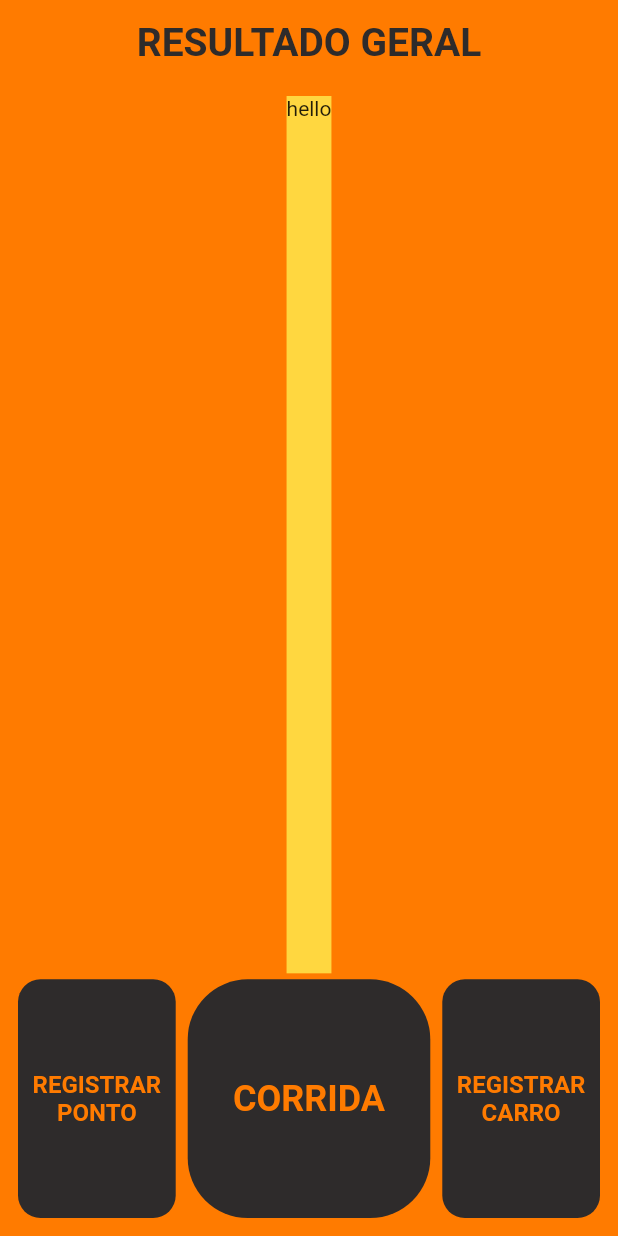
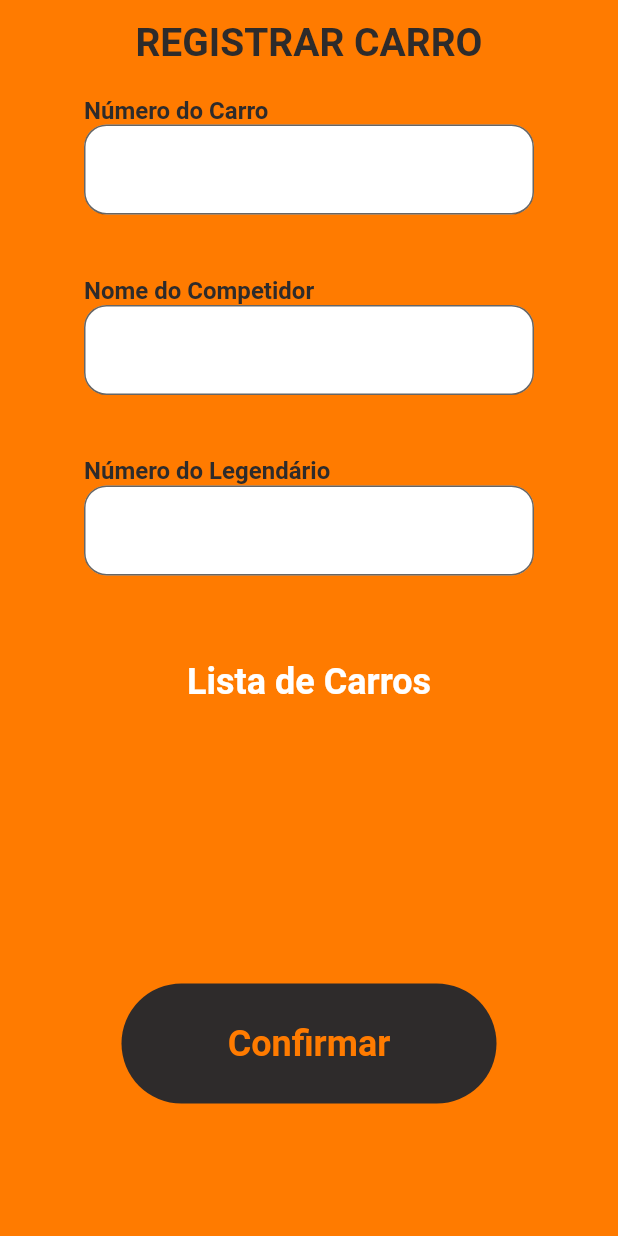
Before and after one commit to rodolfo-kunzel/Corrida-Regularidade, a Flutter app: the screen it shows after launch, on a phone screen of 412 x 824 dp. Run offline on Flutter 3.47's test engine with Material 2 defaults, Android fonts, the phone set to English and light mode, and no system bars; our stand-ins replace firebase_core, google_fonts; accounts and stored records are empty.

Commit message:
register-car-layout
Register car layout done

```diff
--- /dev/null
+++ b/lib/constants/app_button.dart
@@ -0,0 +1,36 @@
+import 'package:corrida_de_regulariodade_flutter/constants/app_constant_colors.dart';
+import 'package:flutter/material.dart';
+import 'package:google_fonts/google_fonts.dart';
+
+class AppButton extends StatelessWidget {
+  final void Function() onTap;
+  const AppButton({Key? key, required this.onTap}) : super(key: key);
+
+  @override
+  Widget build(BuildContext context) {
+    return Row(
+      mainAxisAlignment: MainAxisAlignment.center,
+      children: [
+        InkWell(
+          onTap: onTap,
+          child: Container(
+            constraints: const BoxConstraints(maxWidth: 250, maxHeight: 80),
+            decoration: BoxDecoration(
+                borderRadius: BorderRadius.circular(40),
+                color: AppConstantColors.appBlack),
+            child: Center(
+              child: Text(
+                'Confirmar',
+                style: GoogleFonts.roboto(
+                    fontWeight: FontWeight.bold,
+                    fontSize: 24,
+                    color: AppConstantColors.appOrange),
+                textAlign: TextAlign.center,
+              ),
+            ),
+          ),
+        )
+      ],
+    );
+  }
+}
--- /dev/null
+++ b/lib/constants/app_textfield.dart
@@ -0,0 +1,29 @@
+import 'package:flutter/material.dart';
+import 'package:google_fonts/google_fonts.dart';
+
+import 'app_constant_colors.dart';
+
+class AppTextfield extends StatelessWidget {
+  final String? hintText;
+   const AppTextfield({Key? key, this.hintText}) : super(key: key);
+
+  @override
+  Widget build(BuildContext context) {
+    return TextField(
+      maxLines: 1,
+      decoration: InputDecoration(
+        constraints: const BoxConstraints(maxWidth: 300, maxHeight: 60),
+        filled: true,
+        hintText: hintText,
+        fillColor: AppConstantColors.appWhite,
+        border: OutlineInputBorder(
+          borderRadius: BorderRadius.circular(15),
+        ),
+      ),
+      style: GoogleFonts.roboto(
+          fontWeight: FontWeight.bold,
+          fontSize: 26,
+          color: AppConstantColors.appBlack),
+    );
+  }
+}
--- /dev/null
+++ b/lib/features/car_register_page/car_register_view.dart
@@ -0,0 +1,138 @@
+import 'package:corrida_de_regulariodade_flutter/constants/app_button.dart';
+import 'package:corrida_de_regulariodade_flutter/constants/app_constant_colors.dart';
+import 'package:corrida_de_regulariodade_flutter/constants/app_textfield.dart';
+import 'package:flutter/material.dart';
+import 'package:google_fonts/google_fonts.dart';
+
+class CarRegisterView extends StatelessWidget {
+  const CarRegisterView({Key? key}) : super(key: key);
+
+  @override
+  Widget build(BuildContext context) {
+    return Scaffold(
+      backgroundColor: AppConstantColors.appOrange,
+      appBar: AppBar(
+        title: Center(
+          child: Text(
+            'REGISTRAR CARRO',
+            style: GoogleFonts.roboto(
+                fontWeight: FontWeight.bold,
+                fontSize: 26,
+                color: AppConstantColors.appBlack),
+          ),
+        ),
+        backgroundColor: Colors.transparent,
+        elevation: 0,
+      ),
+      body: Padding(
+        padding: const EdgeInsets.all(8.0),
+        child: Column(
+          crossAxisAlignment: CrossAxisAlignment.stretch,
+          children: [
+            Expanded(
+              flex: 4,
+              child: Row(
+                mainAxisAlignment: MainAxisAlignment.center,
+                children: [
+                  Container(
+                    constraints: const BoxConstraints(maxWidth: 300),
+                    child: Column(
+                      children: [
+                        Align(
+                          alignment: Alignment.centerLeft,
+                          child: Text(
+                            'Número do Carro',
+                            style: GoogleFonts.roboto(
+                                fontWeight: FontWeight.bold,
+                                fontSize: 16,
+                                color: AppConstantColors.appBlack),
+                          ),
+                        ),
+                        AppTextfield(),
+                      ],
+                    ),
+                  ),
+                ],
+              ),
+            ),
+            Expanded(
+              flex: 4,
+              child: Row(
+                mainAxisAlignment: MainAxisAlignment.center,
+                children: [
+                  Container(
+                    constraints: const BoxConstraints(maxWidth: 300),
+                    child: Column(
+                      children: [
+                        Align(
+                          alignment: Alignment.centerLeft,
+                          child: Text(
+                            'Nome do Competidor',
+                            style: GoogleFonts.roboto(
+                                fontWeight: FontWeight.bold,
+                                fontSize: 16,
+                                color: AppConstantColors.appBlack),
+                          ),
+                        ),
+                        AppTextfield(),
+                      ],
+                    ),
+                  ),
+                ],
+              ),
+            ),
+            Expanded(
+              flex: 4,
+              child: Row(
+                mainAxisAlignment: MainAxisAlignment.center,
+                children: [
+                  Container(
+                    alignment: Alignment.center,
+                    constraints: const BoxConstraints(maxWidth: 300),
+                    child: Column(
+                      children: [
+                        Align(
+                          alignment: Alignment.centerLeft,
+                          child: Text(
+                            'Número do Legendário',
+                            textAlign: TextAlign.left,
+                            style: GoogleFonts.roboto(
+                                fontWeight: FontWeight.bold,
+                                fontSize: 16,
+                                color: AppConstantColors.appBlack),
+                          ),
+                        ),
+                        AppTextfield(),
+                      ],
+                    ),
+                  ),
+                ],
+              ),
+            ),
+            Expanded(
+              flex: 5,
+              child: Align(
+                alignment: Alignment.topCenter,
+                child: Padding(
+                  padding: const EdgeInsets.all(16.0),
+                  child: Text(
+                    'Lista de Carros',
+                    style: GoogleFonts.roboto(
+                        fontWeight: FontWeight.bold,
+                        fontSize: 24,
+                        color: AppConstantColors.appWhite),
+                  ),
+                ),
+              ),
+            ),
+            Expanded(
+              flex: 8,
+                child: AppButton(
+              onTap: () {},
+            ))
+          ],
+        ),
+      ),
+    );
+  }
+}
--- a/lib/my_app.dart
+++ b/lib/my_app.dart
@@ -1,5 +1,7 @@
 import 'package:corrida_de_regulariodade_flutter/features/home_page/home_view.dart';
 import 'package:flutter/material.dart';
+
+import 'features/car_register_page/car_register_view.dart';
 
 class MyApp extends StatelessWidget {
   const MyApp({Key? key}) : super(key: key);
@@ -9,7 +11,7 @@ class MyApp extends StatelessWidget {
   Widget build(BuildContext context) {
     return const MaterialApp(
       title: 'Flutter Demo',
-      home: HomeView(),
+      home: CarRegisterView(),
     );
   }
 }
```
Also changed, not shown: pubspec.yaml (+5 -7 lines), lib/constants/app_bar.dart (added), lib/features/car_register_page/car_register_controller.dart (added), pubspec.lock.
